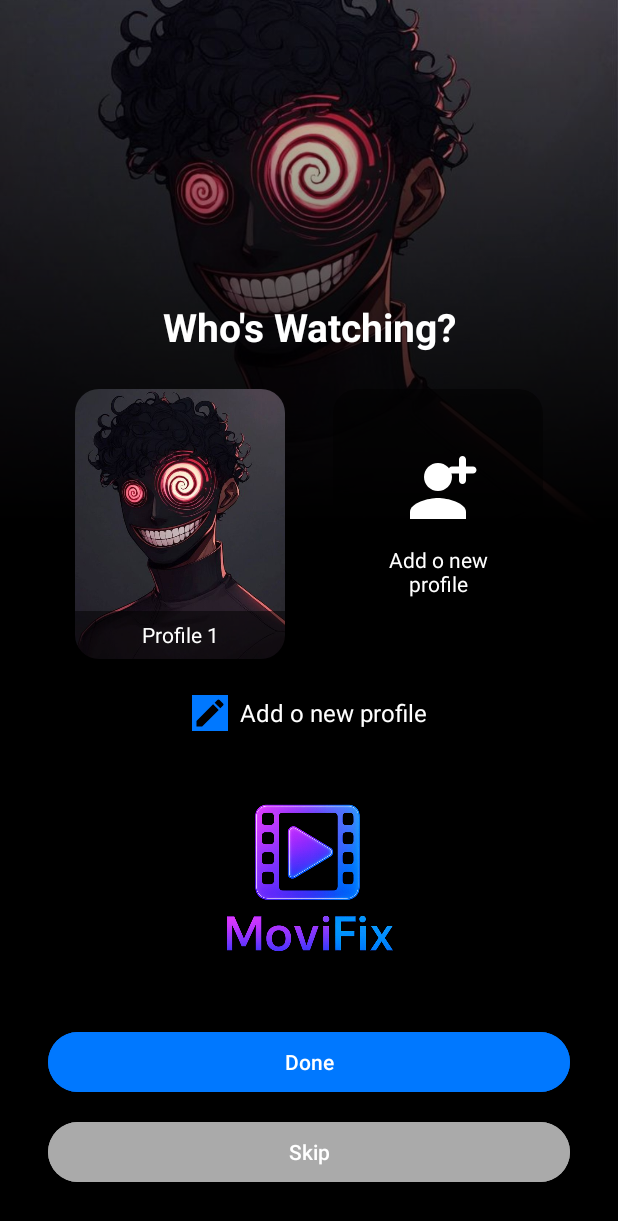
After one commit to Jerly404/MoviFix-App, an Android app: the ProfileSelectionActivity screen opened directly, with no data from a screen before it, on a phone screen of 412 x 824 dp. The commit adds this screen. Shown: the top 1221 px of the screen. Run offline under Robolectric (Android 15) with nearby library versions, the phone set to English and light mode, and no system bars.

Commit message:
Agregando activity_profile_selection

```diff
--- a/app/src/main/AndroidManifest.xml
+++ b/app/src/main/AndroidManifest.xml
@@ -9,9 +9,12 @@
         android:icon="@mipmap/ic_launcher"
         android:label="@string/app_name"
         android:roundIcon="@mipmap/ic_launcher_round"
+        android:supportsRtl="true"
         android:theme="@style/Theme.MoviFix"
-        android:supportsRtl="true"
         tools:targetApi="31">
+        <activity
+            android:name=".ui.ProfileSelectionActivity"
+            android:exported="false" />
         <activity
             android:name=".ui.LoginChoiceActivity"
             android:exported="false" />
--- a/app/src/main/java/com/hcondor/movifix/ui/LoginActivity.kt
+++ b/app/src/main/java/com/hcondor/movifix/ui/LoginActivity.kt
@@ -1,5 +1,6 @@
 package com.hcondor.movifix.ui
 
+import android.content.Context
 import android.content.Intent
 import android.os.Bundle
 import android.widget.*
@@ -12,7 +13,6 @@ import com.google.android.gms.common.api.ApiException
 import com.google.firebase.auth.FirebaseAuth
 import com.google.firebase.auth.GoogleAuthProvider
 import com.hcondor.movifix.R
-import com.hcondor.movifix.ui.RegisterActivity
 
 class LoginActivity : AppCompatActivity() {
 
@@ -21,26 +21,62 @@ class LoginActivity : AppCompatActivity() {
 
     companion object {
         private const val RC_SIGN_IN = 9001
+        private const val PREFS_NAME = "prefs"
+        private const val KEY_EMAIL = "email"
+        private const val KEY_PASSWORD = "password"
+        private const val KEY_REMEMBER = "remember"
     }
 
     override fun onCreate(savedInstanceState: Bundle?) {
         super.onCreate(savedInstanceState)
-        setContentView(R.layout.activity_login) // Este debe coincidir con tu layout XML
+        setContentView(R.layout.activity_login)
 
         auth = FirebaseAuth.getInstance()
 
-        // Configurar Google SignIn
+        val emailInput = findViewById<EditText>(R.id.emailInput)
+        val passwordInput = findViewById<EditText>(R.id.passwordInput)
+        val rememberMeCheckBox = findViewById<CheckBox>(R.id.rememberMeCheckBox)
+        val loginButton = findViewById<Button>(R.id.LoginButton)
+        val googleButton = findViewById<LinearLayout>(R.id.googleButton)
+        val facebookButton = findViewById<LinearLayout>(R.id.facebookButton)
+
+        loadCredentials(emailInput, passwordInput, rememberMeCheckBox)
+
+        loginButton.setOnClickListener {
+            val email = emailInput.text.toString().trim()
+            val password = passwordInput.text.toString().trim()
+
+            if (email.isEmpty() || password.isEmpty()) {
+                Toast.makeText(this, "Por favor completa todos los campos", Toast.LENGTH_SHORT).show()
+                return@setOnClickListener
+            }
+
+            auth.signInWithEmailAndPassword(email, password)
+                .addOnCompleteListener(this) { task ->
+                    if (task.isSuccessful) {
+                        if (rememberMeCheckBox.isChecked) {
+                            saveCredentials(email, password)
+                        } else {
+                            clearCredentials()
+                        }
+                        Toast.makeText(this, "Inicio de sesión exitoso", Toast.LENGTH_SHORT).show()
+                        val intent = Intent(this, ProfileSelectionActivity::class.java)
+                        startActivity(intent)
+                        finish()
+
+                    } else {
+                        Toast.makeText(this, "Error: ${task.exception?.message}", Toast.LENGTH_SHORT).show()
+                    }
+                }
+        }
+
+        // Configuración Google Sign-In
         val gso = GoogleSignInOptions.Builder(GoogleSignInOptions.DEFAULT_SIGN_IN)
             .requestIdToken(getString(R.string.default_web_client_id))
             .requestEmail()
             .build()
 
         googleSignInClient = GoogleSignIn.getClient(this, gso)
-
-        val googleButton = findViewById<LinearLayout>(R.id.googleButton)
-        val facebookButton = findViewById<LinearLayout>(R.id.facebookButton)
-        val signUpButton = findViewById<Button>(R.id.signUpButton)
-        val alreadyHaveAccount = findViewById<TextView>(R.id.alreadyHaveAccount)
 
         googleButton.setOnClickListener {
             signInWithGoogle()
@@ -49,13 +85,35 @@ class LoginActivity : AppCompatActivity() {
         facebookButton.setOnClickListener {
             Toast.makeText(this, "Facebook login aún no implementado", Toast.LENGTH_SHORT).show()
         }
+    }
 
-        signUpButton.setOnClickListener {
-            startActivity(Intent(this, RegisterActivity::class.java))
-        }
+    private fun saveCredentials(email: String, password: String) {
+        val prefs = getSharedPreferences(PREFS_NAME, Context.MODE_PRIVATE)
+        prefs.edit()
+            .putString(KEY_EMAIL, email)
+            .putString(KEY_PASSWORD, password)
+            .putBoolean(KEY_REMEMBER, true)
+            .apply()
+    }
 
-        alreadyHaveAccount.setOnClickListener {
-            Toast.makeText(this, "Aquí iría el login normal con email/contraseña", Toast.LENGTH_SHORT).show()
+    private fun clearCredentials() {
+        val prefs = getSharedPreferences(PREFS_NAME, Context.MODE_PRIVATE)
+        prefs.edit()
+            .remove(KEY_EMAIL)
+            .remove(KEY_PASSWORD)
+            .putBoolean(KEY_REMEMBER, false)
+            .apply()
+    }
+
+    private fun loadCredentials(emailInput: EditText, passwordInput: EditText, rememberMeCheckBox: CheckBox) {
+        val prefs = getSharedPreferences(PREFS_NAME, Context.MODE_PRIVATE)
+        val remember = prefs.getBoolean(KEY_REMEMBER, false)
+        if (remember) {
+            val savedEmail = prefs.getString(KEY_EMAIL, "")
+            val savedPassword = prefs.getString(KEY_PASSWORD, "")
+            emailInput.setText(savedEmail)
+            passwordInput.setText(savedPassword)
+            rememberMeCheckBox.isChecked = true
         }
     }
 
@@ -84,7 +142,7 @@ class LoginActivity : AppCompatActivity() {
             .addOnCompleteListener(this) { task ->
                 if (task.isSuccessful) {
                     Toast.makeText(this, "Google sign in successful", Toast.LENGTH_SHORT).show()
-                    val intent = Intent(this, RegisterActivity::class.java)
+                    val intent = Intent(this, ProfileSelectionActivity::class.java)
                     startActivity(intent)
                     finish()
                 } else {
--- /dev/null
+++ b/app/src/main/java/com/hcondor/movifix/ui/ProfileSelectionActivity.kt
@@ -0,0 +1,58 @@
+package com.hcondor.movifix.ui
+
+import android.os.Bundle
+import android.widget.Button
+import android.widget.ImageView
+import android.widget.LinearLayout
+import android.widget.Toast
+import androidx.activity.enableEdgeToEdge
+import androidx.appcompat.app.AppCompatActivity
+import androidx.core.view.ViewCompat
+import androidx.core.view.WindowInsetsCompat
+import com.hcondor.movifix.R
+
+class ProfileSelectionActivity : AppCompatActivity() {
+
+    override fun onCreate(savedInstanceState: Bundle?) {
+        super.onCreate(savedInstanceState)
+        enableEdgeToEdge()
+        setContentView(R.layout.activity_profile_selection)
+
+        // Ajuste de padding para barras de sistema
+        ViewCompat.setOnApplyWindowInsetsListener(findViewById(R.id.ProfileSelection)) { v, insets ->
+            val systemBars = insets.getInsets(WindowInsetsCompat.Type.systemBars())
+            v.setPadding(systemBars.left, systemBars.top, systemBars.right, systemBars.bottom)
+            insets
+        }
+
+        // Referencias a vistas
+        val profile1Image = findViewById<ImageView>(R.id.profile1Image)
+        val addProfile = findViewById<LinearLayout>(R.id.addProfile)
+        val doneButton = findViewById<Button>(R.id.doneButton)
+        val skipButton = findViewById<Button>(R.id.skipButton)
+
+        // Click en perfil 1
+        profile1Image.setOnClickListener {
+            Toast.makeText(this, getString(R.string.profile_1) + " selected", Toast.LENGTH_SHORT).show()
+            // Aquí puedes abrir la actividad con el perfil seleccionado
+        }
+
+        // Click en añadir perfil
+        addProfile.setOnClickListener {
+            Toast.makeText(this, getString(R.string.add_profile), Toast.LENGTH_SHORT).show()
+            // Aquí puedes abrir la actividad para crear un nuevo perfil
+        }
+
+        // Click en Done
+        doneButton.setOnClickListener {
+            Toast.makeText(this, getString(R.string.done), Toast.LENGTH_SHORT).show()
+            // Acción al confirmar selección
+        }
+
+        // Click en Skip
+        skipButton.setOnClickListener {
+            Toast.makeText(this, getString(R.string.skip), Toast.LENGTH_SHORT).show()
+            // Acción al saltar selección
+        }
+    }
+}
--- /dev/null
+++ b/app/src/main/res/drawable/bg_add_profile_rounded.xml
@@ -0,0 +1,5 @@
+<shape xmlns:android="http://schemas.android.com/apk/res/android"
+    android:shape="rectangle">
+    <solid android:color="#77000000" />
+    <corners android:radius="16dp" />
+</shape>
--- /dev/null
+++ b/app/src/main/res/drawable/bg_profile_rounded.xml
@@ -0,0 +1,5 @@
+<!-- bg_profile_rounded.xml -->
+<shape xmlns:android="http://schemas.android.com/apk/res/android" android:shape="rectangle">
+    <solid android:color="@android:color/transparent" />
+    <corners android:radius="16dp" />
+</shape>
--- /dev/null
+++ b/app/src/main/res/drawable/ic_add.xml
@@ -0,0 +1,22 @@
+<vector xmlns:android="http://schemas.android.com/apk/res/android"
+    android:width="24dp"
+    android:height="24dp"
+    android:viewportWidth="24"
+    android:viewportHeight="24"
+    android:tint="@color/white">
+
+    <!-- Cabeza del usuario -->
+    <path
+        android:fillColor="@android:color/white"
+        android:pathData="M12,12c2.21,0 4,-1.79 4,-4s-1.79,-4 -4,-4 -4,1.79 -4,4 1.79,4 4,4z"/>
+
+    <!-- Cuerpo del usuario -->
+    <path
+        android:fillColor="@android:color/white"
+        android:pathData="M12,14c-2.67,0 -8,1.34 -8,4v2h16v-2c0,-2.66 -5.33,-4 -8,-4z"/>
+
+    <!-- Signo de "+" (agregar) más a la derecha y arriba -->
+    <path
+        android:fillColor="@android:color/white"
+        android:pathData="M22,5h-2V3c0,-0.55 -0.45,-1 -1,-1s-1,0.45 -1,1v2h-2c-0.55,0 -1,0.45 -1,1s0.45,1 1,1h2v2c0,0.55 0.45,1 1,1s1,-0.45 1,-1v-2h2c0.55,0 1,-0.45 1,-1s-0.45,-1 -1,-1z"/>
+</vector>
--- /dev/null
+++ b/app/src/main/res/drawable/ic_edit.xml
@@ -0,0 +1,14 @@
+<vector xmlns:android="http://schemas.android.com/apk/res/android"
+    android:width="24dp" android:height="24dp"
+    android:viewportWidth="24" android:viewportHeight="24">
+
+    <!-- Fondo cuadrado azul -->
+    <path
+        android:fillColor="@color/colorPrimary"
+    android:pathData="M0,0h24v24h-24z" />
+
+    <!-- Ícono lápiz negro -->
+    <path
+        android:fillColor="#000000"
+        android:pathData="M3 17.25V21h3.75l11.06-11.06-3.75-3.75L3 17.25zM20.71 7.04a1.003 1.003 0 0 0 0-1.42l-2.34-2.34a1.003 1.003 0 0 0-1.42 0l-1.83 1.83 3.75 3.75 1.84-1.82z"/>
+</vector>
--- a/app/src/main/res/layout/activity_login.xml
+++ b/app/src/main/res/layout/activity_login.xml
@@ -105,17 +105,17 @@
         android:textColor="@android:color/white"
         android:layout_marginTop="15dp"
         app:layout_constraintTop_toBottomOf="@id/passwordInput"
-        app:layout_constraintBottom_toTopOf="@id/signUpButton"
+        app:layout_constraintBottom_toTopOf="@id/LoginButton"
         app:layout_constraintStart_toStartOf="parent"
         app:layout_constraintEnd_toEndOf="parent" />
 
 
     <!-- Botón Sign Up -->
     <Button
-        android:id="@+id/signUpButton"
+        android:id="@+id/LoginButton"
         android:layout_width="0dp"
         android:layout_height="wrap_content"
-        android:text="@string/sign_up"
+        android:text="@string/login"
         android:textColor="@color/btn_text_color_selector"
         android:background="@drawable/btn_background_selector_register"
         android:minHeight="48dp"
@@ -136,7 +136,7 @@
         android:layout_marginTop="30dp"
         android:layout_marginStart="32dp"
         android:layout_marginEnd="32dp"
-        app:layout_constraintTop_toBottomOf="@id/signUpButton"
+        app:layout_constraintTop_toBottomOf="@id/LoginButton"
         app:layout_constraintStart_toStartOf="parent"
         app:layout_constraintEnd_toEndOf="parent">
 
@@ -206,13 +206,12 @@
         </LinearLayout>
     </LinearLayout>
 
-
-    <!-- Already have an account -->
+    <!-- Forgot password -->
     <TextView
-        android:id="@+id/alreadyHaveAccount"
+        android:id="@+id/forgotPasswordText"
         android:layout_width="wrap_content"
         android:layout_height="wrap_content"
-        android:text="@string/already_have_an_account_sign_in"
+        android:text="@string/forgot_password"
         android:textColor="@android:color/white"
         android:textSize="14sp"
         android:layout_marginTop="45dp"
--- /dev/null
+++ b/app/src/main/res/layout/activity_profile_selection.xml
@@ -0,0 +1,187 @@
+<?xml version="1.0" encoding="utf-8"?>
+<androidx.constraintlayout.widget.ConstraintLayout
+    xmlns:android="http://schemas.android.com/apk/res/android"
+    xmlns:app="http://schemas.android.com/apk/res-auto"
+    android:layout_width="match_parent"
+    android:layout_height="match_parent"
+    android:id="@+id/ProfileSelection">
+
+    <!-- Imagen de fondo -->
+    <ImageView
+        android:id="@+id/headerImage"
+        android:layout_width="0dp"
+        android:layout_height="350dp"
+        android:scaleType="centerCrop"
+        android:src="@drawable/profile_avatar3"
+        app:layout_constraintTop_toTopOf="parent"
+        app:layout_constraintStart_toStartOf="parent"
+        app:layout_constraintEnd_toEndOf="parent" />
+
+    <!-- Degradado superior -->
+    <ImageView
+        android:id="@+id/imageGradient"
+        android:layout_width="0dp"
+        android:layout_height="350dp"
+        android:src="@drawable/gradient_bottom"
+        android:scaleType="fitXY"
+        app:layout_constraintTop_toTopOf="parent"
+        app:layout_constraintStart_toStartOf="parent"
+        app:layout_constraintEnd_toEndOf="parent" />
+
+    <!-- Texto principal -->
+    <TextView
+        android:id="@+id/whoIsWatchingText"
+        android:layout_width="wrap_content"
+        android:layout_height="wrap_content"
+        android:text="@string/who_s_watching"
+        android:textSize="26sp"
+        android:textColor="@android:color/white"
+        android:textStyle="bold"
+        android:layout_marginTop="-150dp"
+        app:layout_constraintTop_toBottomOf="@id/imageGradient"
+        app:layout_constraintStart_toStartOf="parent"
+        app:layout_constraintEnd_toEndOf="parent" />
+
+    <!-- Contenedor horizontal para perfiles -->
+    <LinearLayout
+        android:id="@+id/profilesContainer"
+        android:layout_width="0dp"
+        android:layout_height="wrap_content"
+        android:orientation="horizontal"
+        android:gravity="center"
+        android:layout_marginTop="24dp"
+        android:paddingHorizontal="16dp"
+        app:layout_constraintTop_toBottomOf="@id/whoIsWatchingText"
+        app:layout_constraintStart_toStartOf="parent"
+        app:layout_constraintEnd_toEndOf="parent">
+
+        <!-- Perfil 1 -->
+        <FrameLayout
+            android:id="@+id/profile1"
+            android:layout_width="140dp"
+            android:layout_height="180dp"
+            android:layout_marginEnd="16dp">
+
+            <ImageView
+                android:id="@+id/profile1Image"
+                android:layout_width="match_parent"
+                android:layout_height="match_parent"
+                android:scaleType="centerCrop"
+                android:src="@drawable/profile_avatar3"
+                android:background="@drawable/bg_profile_rounded"
+                android:clipToOutline="true" />
+
+            <TextView
+                android:layout_width="match_parent"
+                android:layout_height="32dp"
+                android:layout_gravity="bottom"
+                android:text="@string/profile_1"
+                android:gravity="center"
+                android:textColor="@android:color/white"
+                android:textSize="14sp"
+                android:background="#80000000"
+                android:padding="4dp" />
+        </FrameLayout>
+
+        <!-- Botón Agregar Perfil -->
+        <LinearLayout
+            android:id="@+id/addProfile"
+            android:layout_width="140dp"
+            android:layout_height="180dp"
+            android:orientation="vertical"
+            android:gravity="center"
+            android:background="@drawable/bg_add_profile_rounded"
+            android:padding="16dp"
+            android:layout_marginStart="16dp"
+            android:elevation="4dp"
+            android:clipToOutline="true">
+
+            <ImageView
+                android:layout_width="56dp"
+                android:layout_height="56dp"
+                android:src="@drawable/ic_add"
+                android:contentDescription="@string/add_profile_icon" />
+
+            <TextView
+                android:layout_width="match_parent"
+                android:layout_height="wrap_content"
+                android:text="@string/add_profile"
+                android:textColor="@android:color/white"
+                android:textSize="14sp"
+                android:layout_marginTop="8dp"
+                android:gravity="center" />
+        </LinearLayout>
+    </LinearLayout>
+
+    <!-- Contenedor de editar perfiles -->
+    <LinearLayout
+        android:id="@+id/editProfilesContainer"
+        android:layout_width="wrap_content"
+        android:layout_height="wrap_content"
+        android:orientation="horizontal"
+        android:gravity="center_vertical"
+        android:layout_marginTop="24dp"
+        app:layout_constraintTop_toBottomOf="@id/profilesContainer"
+        app:layout_constraintStart_toStartOf="parent"
+        app:layout_constraintEnd_toEndOf="parent">
+
+        <ImageView
+            android:layout_width="24dp"
+            android:layout_height="24dp"
+            android:src="@drawable/ic_edit" />
+
+        <TextView
+            android:layout_width="wrap_content"
+            android:layout_height="wrap_content"
+            android:text="@string/add_profile"
+            android:textColor="@android:color/white"
+            android:textSize="16sp"
+            android:layout_marginStart="8dp" />
+    </LinearLayout>
+
+    <!-- Logo (nuevo lugar entre perfiles y botones) -->
+    <ImageView
+        android:id="@+id/logo"
+        android:layout_width="120dp"
+        android:layout_height="120dp"
+        android:src="@drawable/logo_two"
+        android:layout_marginTop="24dp"
+        android:layout_marginBottom="24dp"
+        app:layout_constraintTop_toBottomOf="@id/editProfilesContainer"
+        app:layout_constraintBottom_toTopOf="@id/buttonsContainer"
+        app:layout_constraintStart_toStartOf="parent"
+        app:layout_constraintEnd_toEndOf="parent" />
+
+    <!-- Contenedor de botones inferiores -->
+    <LinearLayout
+        android:id="@+id/buttonsContainer"
+        android:layout_width="0dp"
+        android:layout_height="wrap_content"
+        android:orientation="vertical"
+        android:layout_marginBottom="32dp"
+        android:layout_marginStart="32dp"
+        android:layout_marginEnd="32dp"
+        android:gravity="center"
+        app:layout_constraintBottom_toBottomOf="parent"
+        app:layout_constraintStart_toStartOf="parent"
+        app:layout_constraintEnd_toEndOf="parent">
+
+        <Button
+            android:id="@+id/doneButton"
+            android:layout_width="match_parent"
+            android:layout_height="48dp"
+            android:text="@string/done"
+            android:backgroundTint="@color/colorPrimary"
+            android:textColor="@android:color/white"
+            android:layout_marginBottom="12dp" />
+
+        <Button
+            android:id="@+id/skipButton"
+            android:layout_width="match_parent"
+            android:layout_height="48dp"
+            android:text="@string/skip"
+            android:backgroundTint="@android:color/darker_gray"
+            android:textColor="@android:color/white" />
+    </LinearLayout>
+
+</androidx.constraintlayout.widget.ConstraintLayout>
--- a/app/src/main/res/values/strings.xml
+++ b/app/src/main/res/values/strings.xml
@@ -10,6 +10,9 @@
     <string name="continue_with_facebook">Continue with Facebook</string>
     <string name="sign_in">Sign in</string>
     <string name="don_t_have_an_account_sign_up">Don’t have an account? <font color='#0078FF'>Sign up</font></string>
+    <string name="already_have_an_account_sign_in">Already have an account? <font color='#0078FF'>Sign in</font></string>
+
+    <string name="login">Login</string>
 
     <!-- Texts -->
     <string name="welcome_to_movifix">Welcome to MoviFix</string>
@@ -20,7 +23,7 @@
     <string name="meesage_welcome">The ultimate movie streaming app of the\ncentury to brighten your days</string>
     <string name="confirm_password">Confirm Password</string>
     <string name="register">Register</string>
-            <string name="already_have_an_account_sign_in">Already have an account? <font color='#0078FF'>Sign in</font></string>
+    <string name="forgot_password">Forgot your password? <font color='#0078FF'>Recover it here</font></string>
     <string name="create_your_account">Create your account</string>
     <string name="email">Email</string>
     <string name="password">Password</string>
@@ -30,4 +33,11 @@
     <string name="remember_me">Remember me</string>
     <string name="sign_up">Sign up</string>
     <string name="Login_to_your_account">Login to Your Account</string>
+    <string name="profile_background">Profile Background</string>
+    <string name="add_profile">Add o new profile</string>
+    <string name="done">Done</string>
+    <string name="skip">Skip</string>
+    <string name="who_s_watching">Who\'s Watching?</string>
+    <string name="profile_1">Profile 1</string>
+    <string name="add_profile_icon">Profile\n</string>
 </resources>
```
Also changed, not shown: app/src/main/res/drawable/profile_avatar1.jpg (added), app/src/main/res/drawable/profile_avatar2.jpg (added), app/src/main/res/drawable/profile_avatar3.jpg (added), app/src/main/res/drawable/profile_avatar4.jpg (added), app/src/main/res/drawable/profile_avatar5.jpg (added). Lines whose indentation alone changed are shown as unchanged.
